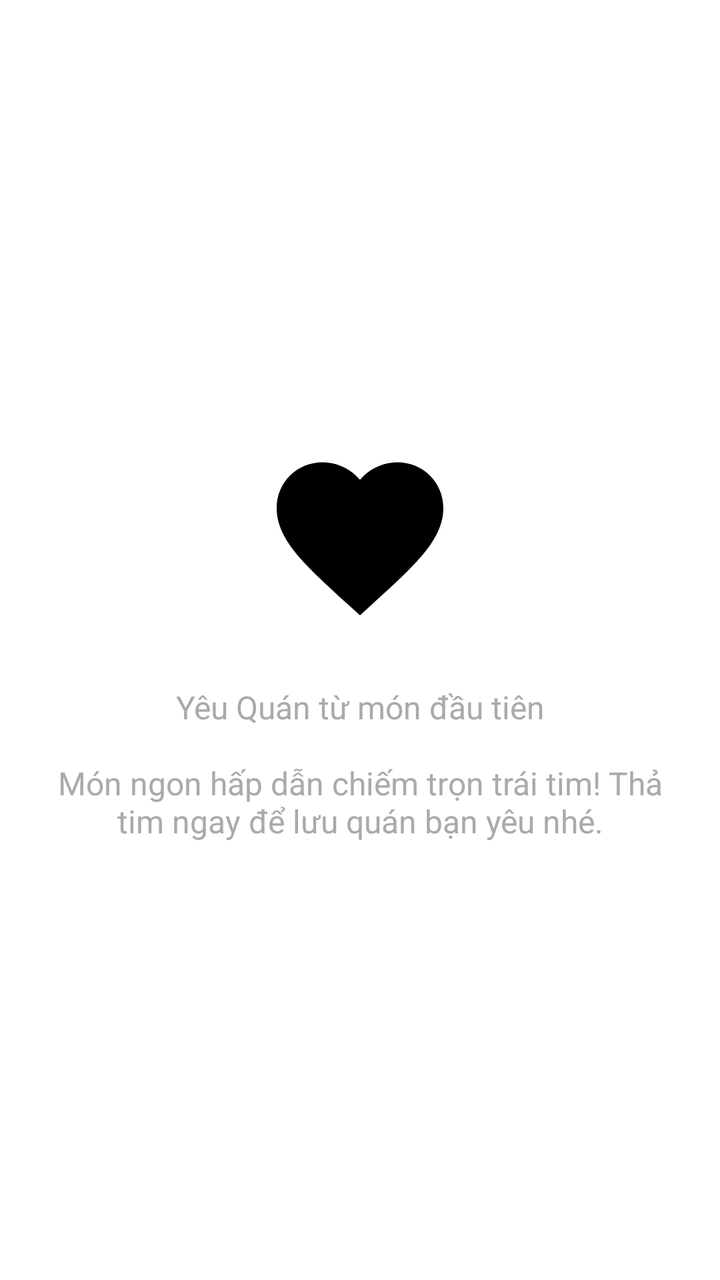
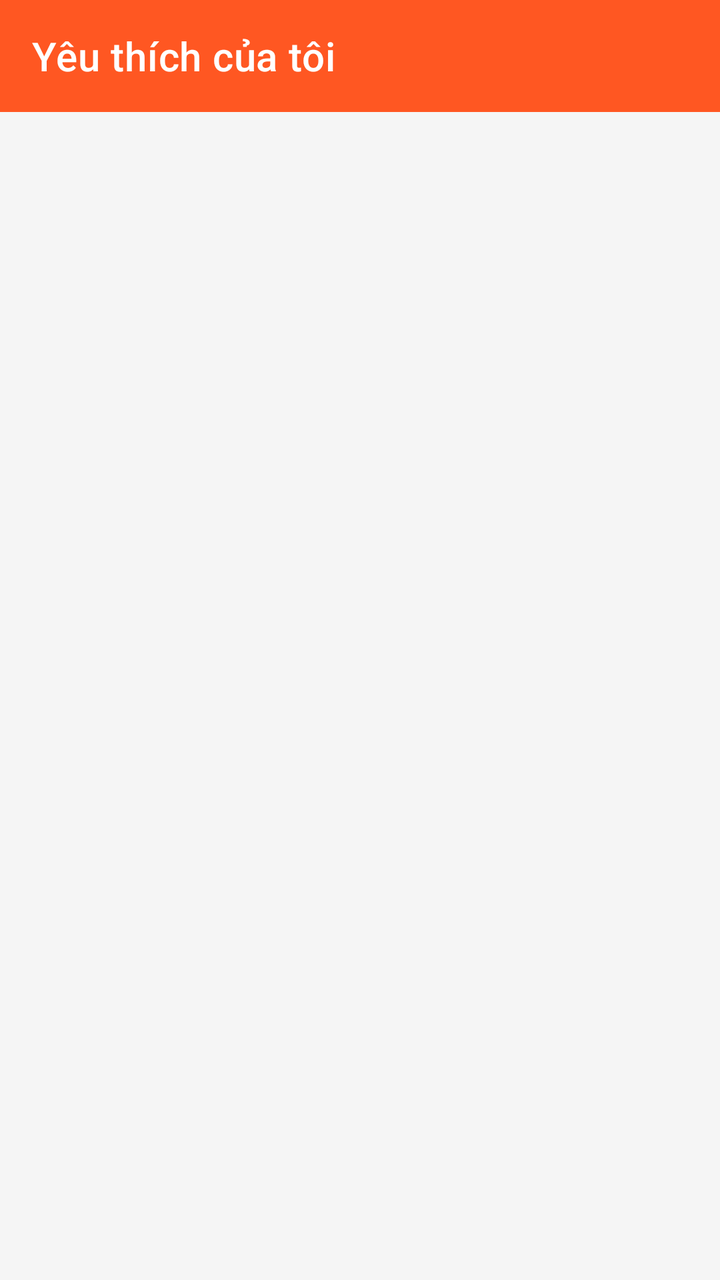

Compare the two renders of this Android layout. The source of the first and the diff that turns it into the second are given below.
<!-- AndroidManifest.xml: application theme Theme.FoodOrder -->
<!-- res/layout/fragment_favorite.xml -->
<?xml version="1.0" encoding="utf-8"?>
<LinearLayout xmlns:android="http://schemas.android.com/apk/res/android"
    android:layout_width="match_parent"
    android:layout_height="match_parent"
    android:orientation="vertical"
    android:gravity="center"
    android:padding="24dp">

    <ImageView
        android:layout_width="100dp"
        android:layout_height="100dp"
        android:src="@drawable/ic_favorite"
        android:layout_marginBottom="24dp"
        />

    <TextView
        android:id="@+id/tvMessage"
        android:layout_width="match_parent"
        android:layout_height="wrap_content"
        android:text="Yêu Quán từ món đầu tiên\n\nMón ngon hấp dẫn chiếm trọn trái tim! Thả tim ngay để lưu quán bạn yêu nhé."
        android:textSize="16sp"
        android:gravity="center"
        android:textColor="@android:color/darker_gray"/>

</LinearLayout>
<!-- resources referenced by this layout -->
<resources>
  <!-- drawable ic_favorite (drawable) -->
  <?xml version="1.0" encoding="utf-8"?>
  <vector xmlns:android="http://schemas.android.com/apk/res/android"
      android:width="24dp"
      android:height="24dp"
      android:viewportWidth="24"
      android:viewportHeight="24">
      <path
          android:fillColor="#000000"
          android:pathData="M12,21.35l-1.45-1.32C5.4,15.36 2,12.28 2,8.5 2,5.42 4.42,3 7.5,3c1.74,0 3.41,0.81 4.5,2.09C13.09,3.81 14.76,3 16.5,3 19.58,3 22,5.42 22,8.5c0,3.78-3.4,6.86-8.55,11.54L12,21.35z"/>
  </vector>
  <style name="Theme.FoodOrder" parent="Theme.MaterialComponents.DayNight.NoActionBar">
          
          <item name="colorPrimary">@color/primary_color</item>
          <item name="colorPrimaryVariant">@color/primary_dark</item>
          <item name="colorOnPrimary">@color/white</item>
  
          
          <item name="colorSecondary">@color/accent</item>
          <item name="colorSecondaryVariant">@color/teal_700</item>
          <item name="colorOnSecondary">@color/black</item>
  
          
          <item name="android:windowBackground">@color/background</item>
  
          
          <item name="colorSurface">@color/surface</item>
          <item name="colorOnSurface">@color/text_primary</item>
          <item name="colorError">#FF0000</item>
      </style>
  <color name="primary_color">#FF5722</color>
  <color name="primary_dark">#E64A19</color>
  <color name="white">#FFFFFFFF</color>
  <color name="accent">#FFC107</color>
  <color name="teal_700">#FF018786</color>
  <color name="black">#FF000000</color>
  <color name="background">#FFFFFF</color>
  <color name="surface">#F5F5F5</color>
  <color name="text_primary">#212121</color>
</resources>

<!-- the commit's change to res/layout/fragment_favorite.xml (unified diff, before → after) -->
@@ -1,25 +1,77 @@
 <?xml version="1.0" encoding="utf-8"?>
 <LinearLayout xmlns:android="http://schemas.android.com/apk/res/android"
+    xmlns:app="http://schemas.android.com/apk/res-auto"
     android:layout_width="match_parent"
     android:layout_height="match_parent"
     android:orientation="vertical"
-    android:gravity="center"
-    android:padding="24dp">
+    android:background="#F5F5F5">
 
-    <ImageView
-        android:layout_width="100dp"
-        android:layout_height="100dp"
-        android:src="@drawable/ic_favorite"
-        android:layout_marginBottom="24dp"
-        />
+    <androidx.appcompat.widget.Toolbar
+        android:id="@+id/toolbar"
+        android:layout_width="match_parent"
+        android:layout_height="?attr/actionBarSize"
+        android:background="#FF5722"
+        app:titleTextColor="@android:color/white"
+        app:title="Yêu thích của tôi" />
 
-    <TextView
-        android:id="@+id/tvMessage"
+    <FrameLayout
         android:layout_width="match_parent"
-        android:layout_height="wrap_content"
-        android:text="Yêu Quán từ món đầu tiên\n\nMón ngon hấp dẫn chiếm trọn trái tim! Thả tim ngay để lưu quán bạn yêu nhé."
-        android:textSize="16sp"
-        android:gravity="center"
-        android:textColor="@android:color/darker_gray"/>
+        android:layout_height="match_parent">
+
+        <androidx.recyclerview.widget.RecyclerView
+            android:id="@+id/rvFavorites"
+            android:layout_width="match_parent"
+            android:layout_height="match_parent"
+            android:padding="8dp"
+            android:clipToPadding="false" />
+
+        <LinearLayout
+            android:id="@+id/layoutEmpty"
+            android:layout_width="match_parent"
+            android:layout_height="match_parent"
+            android:orientation="vertical"
+            android:gravity="center"
+            android:visibility="gone">
+
+            <ImageView
+                android:layout_width="120dp"
+                android:layout_height="120dp"
+                android:src="@drawable/ic_favorite_empty"
+                android:alpha="0.5" />
+
+            <TextView
+                android:layout_width="wrap_content"
+                android:layout_height="wrap_content"
+                android:layout_marginTop="16dp"
+                android:text="Chưa có món yêu thích"
+                android:textSize="18sp"
+                android:textColor="#757575" />
+
+            <TextView
+                android:layout_width="wrap_content"
+                android:layout_height="wrap_content"
+                android:layout_marginTop="8dp"
+                android:text="Hãy thả tim những món bạn yêu thích nhé"
+                android:textSize="14sp"
+                android:textColor="#757575" />
+
+            <Button
+                android:id="@+id/btnGoToHome"
+                android:layout_width="wrap_content"
+                android:layout_height="wrap_content"
+                android:layout_marginTop="24dp"
+                android:text="Khám phá món ngon"
+                android:backgroundTint="#FF5722" />
+
+        </LinearLayout>
+
+        <ProgressBar
+            android:id="@+id/progressBar"
+            android:layout_width="wrap_content"
+            android:layout_height="wrap_content"
+            android:layout_gravity="center"
+            android:visibility="gone" />
+
+    </FrameLayout>
 
 </LinearLayout>
<!-- resource entries referenced after the edit -->
@@ -1,15 +1,15 @@
 <!-- resources referenced by this layout -->
 <resources>
-  <!-- drawable ic_favorite (drawable) -->
-  <?xml version="1.0" encoding="utf-8"?>
+  <!-- drawable ic_favorite_empty (drawable) -->
   <vector xmlns:android="http://schemas.android.com/apk/res/android"
-      android:width="24dp"
-      android:height="24dp"
+      android:width="120dp"
+      android:height="120dp"
       android:viewportWidth="24"
-      android:viewportHeight="24">
+      android:viewportHeight="24"
+      android:tint="#CCCCCC">
       <path
-          android:fillColor="#000000"
-          android:pathData="M12,21.35l-1.45-1.32C5.4,15.36 2,12.28 2,8.5 2,5.42 4.42,3 7.5,3c1.74,0 3.41,0.81 4.5,2.09C13.09,3.81 14.76,3 16.5,3 19.58,3 22,5.42 22,8.5c0,3.78-3.4,6.86-8.55,11.54L12,21.35z"/>
+          android:fillColor="#CCCCCC"
+          android:pathData="M12,21.35l-1.45,-1.32C5.4,15.36 2,12.28 2,8.5 2,5.42 4.42,3 7.5,3c1.74,0 3.41,0.81 4.5,2.09C13.09,3.81 14.76,3 16.5,3 19.58,3 22,5.42 22,8.5c0,3.78 -3.4,6.86 -8.55,11.54L12,21.35z"/>
   </vector>
   <style name="Theme.FoodOrder" parent="Theme.MaterialComponents.DayNight.NoActionBar">
           
